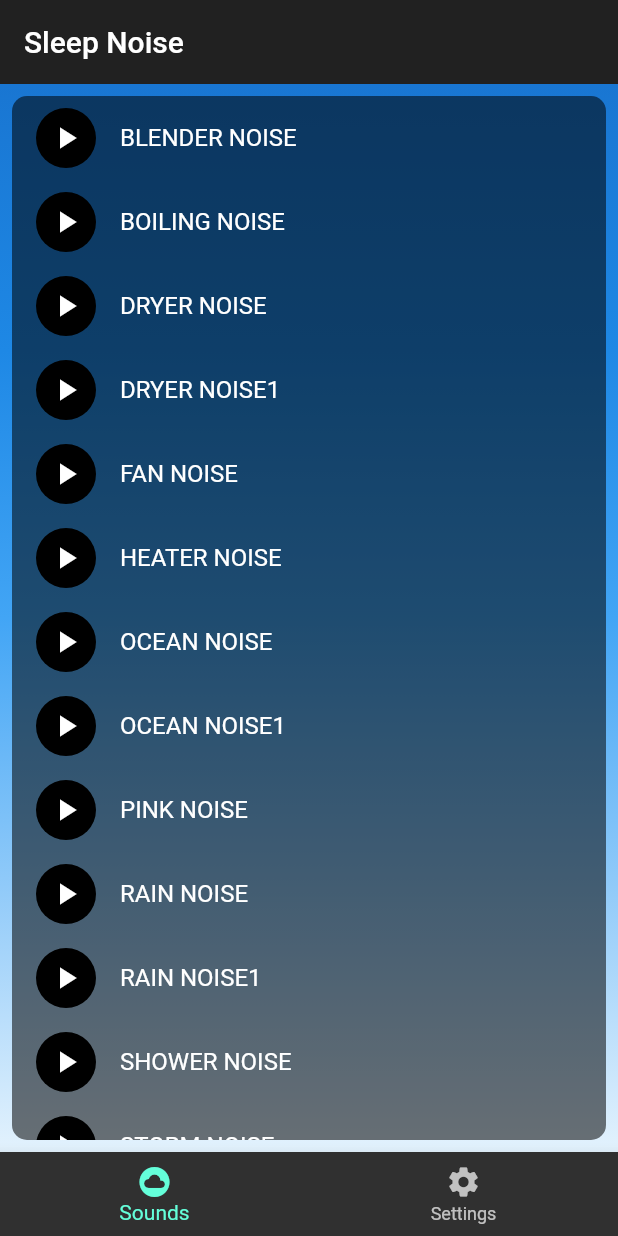
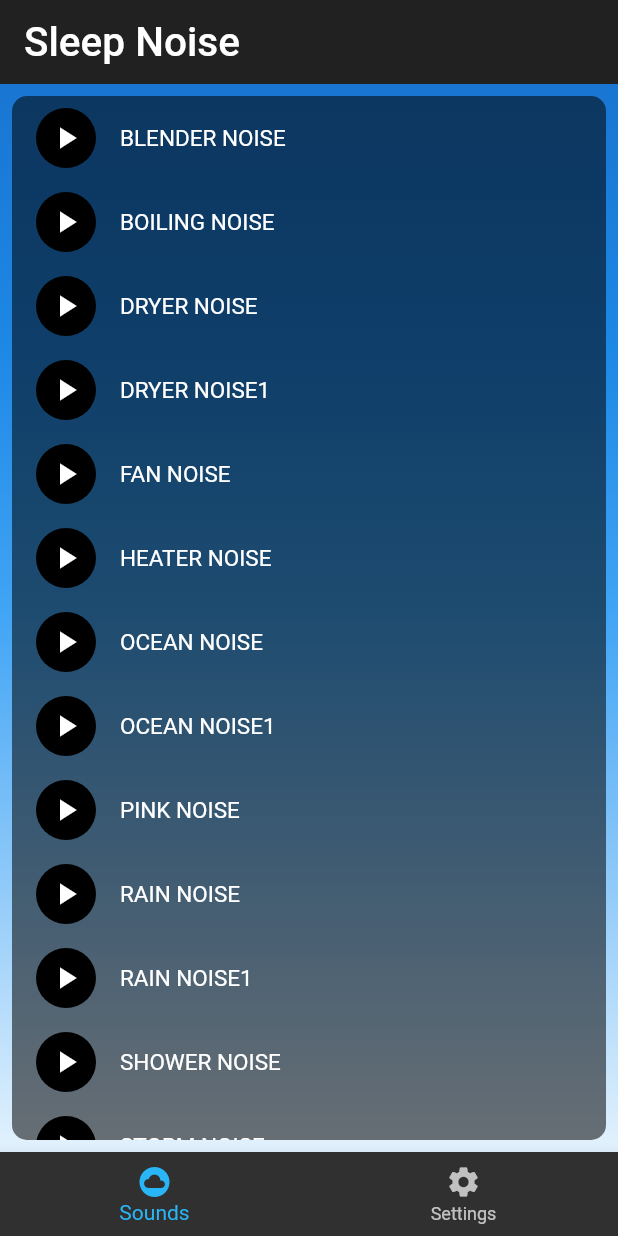
Before and after one commit to pranavkapoorr/baby_sleep_noise, a Flutter app: the screen it shows after launch, on a phone screen of 412 x 824 dp. Run offline on Flutter 3.47's test engine with Material 2 defaults, Android fonts, the phone set to English and light mode, and no system bars; our stand-ins replace audioplayers.

Commit message:
fixed sound stopping on minimised

```diff
--- a/lib/main.dart
+++ b/lib/main.dart
@@ -1,5 +1,10 @@
+import 'package:audioplayers/audio_cache.dart';
+
 import './views/logo_page.dart';
 import 'package:flutter/material.dart';
+
+
+AudioCache audio = new AudioCache(prefix: "sounds/");//to make sound keep playing even when phone is locked or app minimised
 
 void main() => runApp(new MyApp());
 
--- a/lib/views/sleep_noise_home.dart
+++ b/lib/views/sleep_noise_home.dart
@@ -27,10 +27,11 @@ class _SleepNoiseHomeScreenState extends State<SleepNoiseHomeScreen> {
     return new Scaffold(
       appBar: new AppBar(
         elevation: 0.0,
-        title: new Text("Sleep Noise"),
+        title: new Text("Sleep Noise",style: TextStyle(fontSize: 27.0),),
       ),
       body: _children[_currentIndex],
       bottomNavigationBar: new BottomNavigationBar(
+        fixedColor: Colors.lightBlue.shade400,
         onTap: onTabTapped,
         currentIndex: _currentIndex,
           items: [
--- a/lib/views/sleep_sounds.dart
+++ b/lib/views/sleep_sounds.dart
@@ -1,5 +1,5 @@
-import 'package:audioplayers/audio_cache.dart';
 import 'package:audioplayers/audioplayers.dart';
+import 'package:baby_sleep_noise/main.dart';
 import '../utils.dart';
 import 'package:flutter/material.dart';
 
@@ -12,13 +12,11 @@ class SleepSoundsPage extends StatefulWidget{
 
 class _SleepSoundsPageState extends State<SleepSoundsPage>{
   int _currentlyPlaying;
-  AudioCache audio;
   AudioPlayer player;
   bool playing = false;
 
   @override
   void initState() {
-    audio = new AudioCache(prefix: "sounds/");
     super.initState();
   }
 
@@ -61,7 +59,7 @@ class _SleepSoundsPageState extends State<SleepSoundsPage>{
                   child: new ListView.builder(
                     itemCount: soundList.length,
                     itemBuilder: (context,index)=>
-                    new ListTile(leading: CircleAvatar(child: Icon(_currentlyPlaying==index?Icons.play_circle_outline:Icons.play_arrow),),title: Text(soundList[index].toString().toUpperCase().replaceAll("_"," ").replaceAll(".MP3", "")),onTap: ()=>playLocal(index),),
+                    new ListTile(leading: CircleAvatar(child: Icon(_currentlyPlaying==index?Icons.play_circle_outline:Icons.play_arrow),),title: Text(soundList[index].toString().toUpperCase().replaceAll("_"," ").replaceAll(".MP3", ""),style: TextStyle(fontSize: 15.0),),onTap: ()=>playLocal(index),),
                   ),)
 
         )
```
